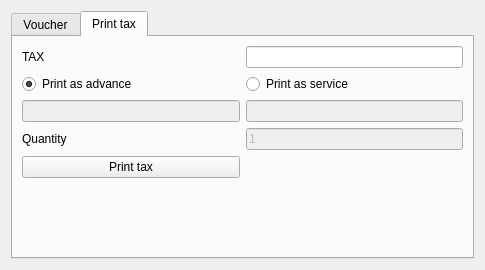
The window that Resort/dlgadvanceentry.ui (End1-1/Resort) describes before a commit, drawn with Qt 5.
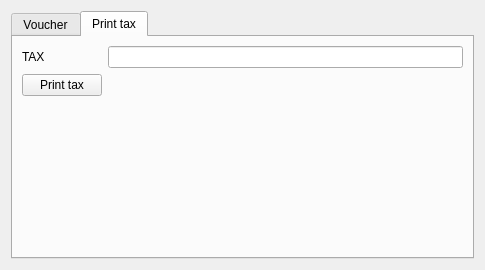
The same window after the commit. The open tabs and pages were chosen to show the change. Icons and pictures are not drawn. Custom widgets are drawn as their Qt base class.

The edit to the form file:
```diff
--- a/Resort/dlgadvanceentry.ui
+++ b/Resort/dlgadvanceentry.ui
@@ -222,36 +222,12 @@
         </widget>
        </item>
        <item row="1" column="0">
-        <widget class="QRadioButton" name="rbAdvance">
-         <property name="text">
-          <string>Print as advance</string>
-         </property>
-         <property name="checked">
-          <bool>true</bool>
-         </property>
-        </widget>
-       </item>
-       <item row="4" column="0">
         <widget class="QPushButton" name="btnPrintTax">
          <property name="text">
           <string>Print tax</string>
          </property>
         </widget>
        </item>
-       <item row="2" column="0">
-        <widget class="EQLineEdit" name="leService">
-         <property name="enabled">
-          <bool>false</bool>
-         </property>
-        </widget>
-       </item>
-       <item row="2" column="1">
-        <widget class="EQLineEdit" name="leServiceName">
-         <property name="enabled">
-          <bool>false</bool>
-         </property>
-        </widget>
-       </item>
        <item row="0" column="0">
         <widget class="QLabel" name="label_14">
          <property name="text">
@@ -259,14 +235,7 @@
          </property>
         </widget>
        </item>
-       <item row="1" column="1">
-        <widget class="QRadioButton" name="btnService">
-         <property name="text">
-          <string>Print as service</string>
-         </property>
-        </widget>
-       </item>
-       <item row="5" column="0">
+       <item row="2" column="0">
         <spacer name="verticalSpacer">
          <property name="orientation">
           <enum>Qt::Vertical</enum>
@@ -279,23 +248,6 @@
          </property>
         </spacer>
        </item>
-       <item row="3" column="0">
-        <widget class="QLabel" name="label_4">
-         <property name="text">
-          <string>Quantity</string>
-         </property>
-        </widget>
-       </item>
-       <item row="3" column="1">
-        <widget class="EQLineEdit" name="leServiceQty">
-         <property name="enabled">
-          <bool>false</bool>
-         </property>
-         <property name="text">
-          <string>1</string>
-         </property>
-        </widget>
-       </item>
       </layout>
      </widget>
     </widget>
```
